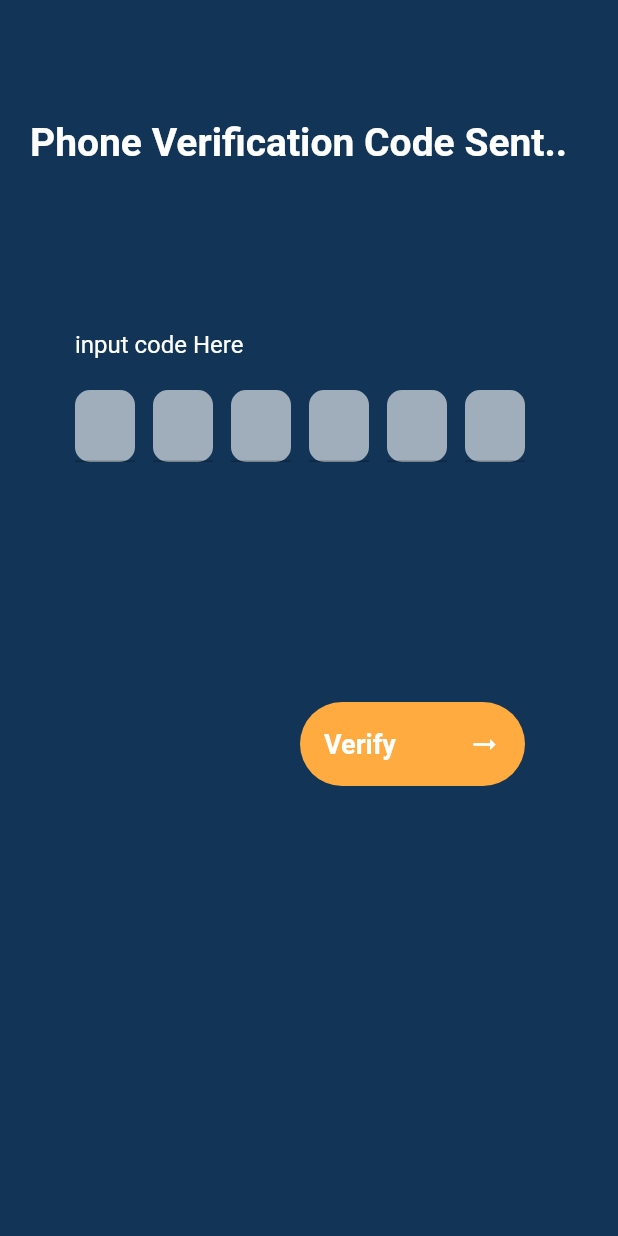
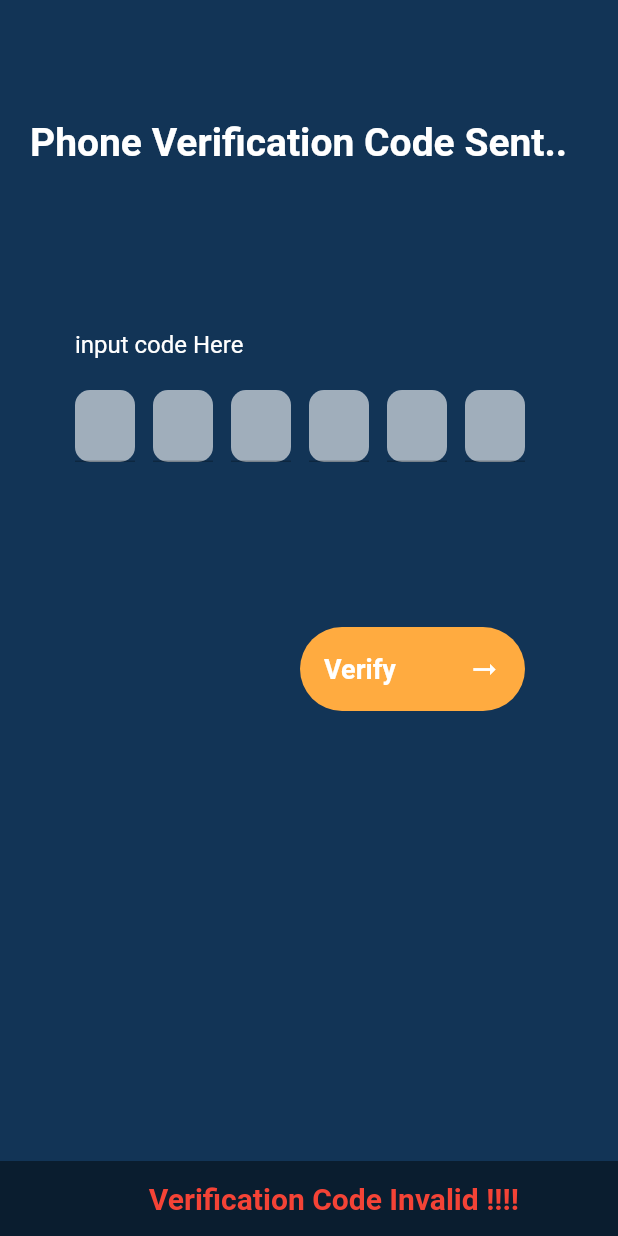
Before and after one commit to bikashbbb/notification_sender, a Flutter app: the PhoneVerify screen opened directly, after a tap on "Verify", on a phone screen of 412 x 824 dp. Run offline on Flutter 3.47's test engine with Material 2 defaults, Android fonts, the phone set to English and light mode, and no system bars; drawn by our look-alikes of otp_text_field; our stand-ins replace cloud_firestore, country_picker, firebase_auth, firebase_core, get; missing offline and left inert: phone_number; accounts and stored records are empty.

Commit message:
verification works fine

```diff
--- a/lib/domain/signupdomain.dart
+++ b/lib/domain/signupdomain.dart
@@ -9,11 +9,13 @@ var firebaseauth = FirebaseAuth.instance;
 var verificationid;
 
 sendOtp(countryCode) async {
-
+  //firebaseauth.
   await FirebaseAuth.instance.verifyPhoneNumber(
     phoneNumber: '+$countryCode' + SIgnupClicked.phone.text,
     verificationCompleted: (PhoneAuthCredential credential) {},
-    verificationFailed: (FirebaseAuthException e) async {},
+    verificationFailed: (FirebaseAuthException e) async {
+      SIgnupClicked.messege.value = e.message!;
+    },
     codeSent: (String verificationId, int? resendToken) async {
       verificationid = verificationId;
       Get.to(PhoneVerify());
--- a/lib/provider/auth/signupprovider.dart
+++ b/lib/provider/auth/signupprovider.dart
@@ -2,7 +2,6 @@ import 'package:flutter/material.dart';
 import 'package:get/get.dart';
 import 'package:iro/domain/signupdomain.dart';
 import 'package:iro/provider/auth/countrycode.dart';
-import 'package:iro/screens/authentication/signuppage.dart';
 
 class SIgnupClicked extends GetxController {
   // controllers
--- /dev/null
+++ b/lib/provider/auth/usernameprovider.dart
@@ -0,0 +1,5 @@
+import 'package:get/get.dart';
+
+class UsernameController extends GetxController{
+
+}
--- a/lib/screens/authentication/phoneverify.dart
+++ b/lib/screens/authentication/phoneverify.dart
@@ -1,15 +1,22 @@
 import 'package:firebase_auth/firebase_auth.dart';
 import 'package:flutter/material.dart';
+import 'package:get/get.dart';
 import 'package:iro/domain/signupdomain.dart';
 import 'package:iro/palette/buttons.dart';
 import 'package:iro/palette/projectpatetrn.dart';
 import 'package:otp_text_field/otp_field.dart';
 import 'package:otp_text_field/otp_field_style.dart';
 
-class PhoneVerify extends StatelessWidget {
-  //
+class PhoneVerify extends StatefulWidget {
+  PhoneVerify({Key? key}) : super(key: key);
+
+  @override
+  State<PhoneVerify> createState() => _PhoneVerifyState();
+}
+
+class _PhoneVerifyState extends State<PhoneVerify> {
+  var doshowshack = false;
   var smscode;
-  PhoneVerify({Key? key}) : super(key: key);
 
   @override
   Widget build(BuildContext context) {
@@ -58,14 +65,36 @@ class PhoneVerify extends StatelessWidget {
               bottom: 300,
               left: 200,
               child: InkWell(
-                onTap: () {
+                  onTap: () async {
                     // TODO: verify
+
+                    try {
                       var verify = PhoneAuthProvider.credential(
                           verificationId: verificationid, smsCode: smscode);
-                  firebaseauth.signInWithCredential(verify);
+                      await firebaseauth.signInWithCredential(verify);
+                      // Username
+                      //Get.to(page)
+                    } catch (e) {
+                      // failed
+                      setState(() {
+                        doshowshack = true;
+                      });
+                    }
                   },
                   child: loginbutton('Verify')))
         ]),
-    );
+        bottomNavigationBar: Container(
+            alignment: const Alignment(0.2, 0),
+            color: doshowshack ? Colors.black45 : Colors.transparent,
+            height: 50,
+            child: doshowshack
+                ? const Text(
+                    'Verification Code Invalid !!!!',
+                    style: TextStyle(
+                        color: Colors.red,
+                        fontWeight: FontWeight.bold,
+                        fontSize: 20),
+                  )
+                : null));
   }
 }
--- a/pubspec.yaml
+++ b/pubspec.yaml
@@ -25,8 +25,6 @@ dependencies:
   country_picker: ^2.0.8
   phone_number: any
   otp_text_field: ^1.1.1
-  flutter_otp: ^0.3.2
-
 
 dev_dependencies:
   flutter_test:
```
Also changed, not shown: lib/provider/auth/countrycode.dart (+5 -3 lines), lib/screens/authentication/chooseusername.dart (added, +14 -0 lines), lib/screens/authentication/signuppage.dart (+2 -6 lines), pubspec.lock, 1 other file. Lines whose indentation alone changed are shown as unchanged.
